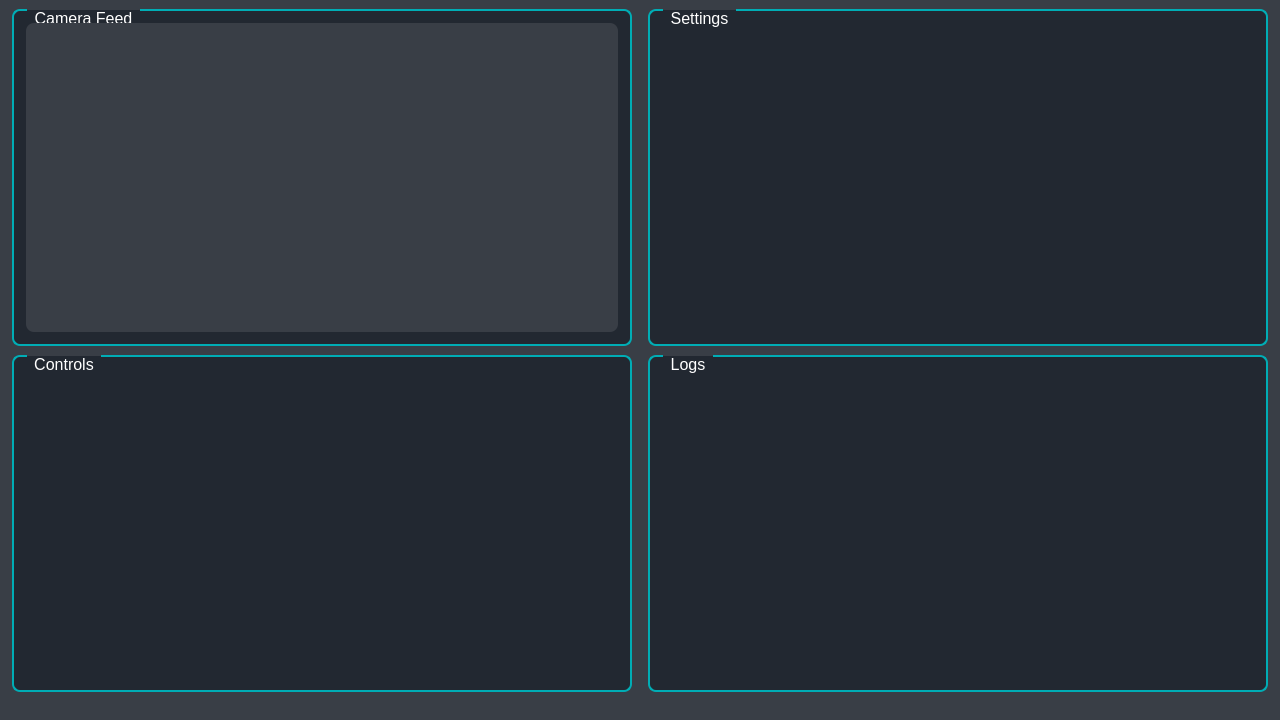
This is ui/form.ui in maciejkaniewski/Drone-control-with-hand-gestures-using-image-processing as Qt 5 draws it before an edit. The edited form follows.
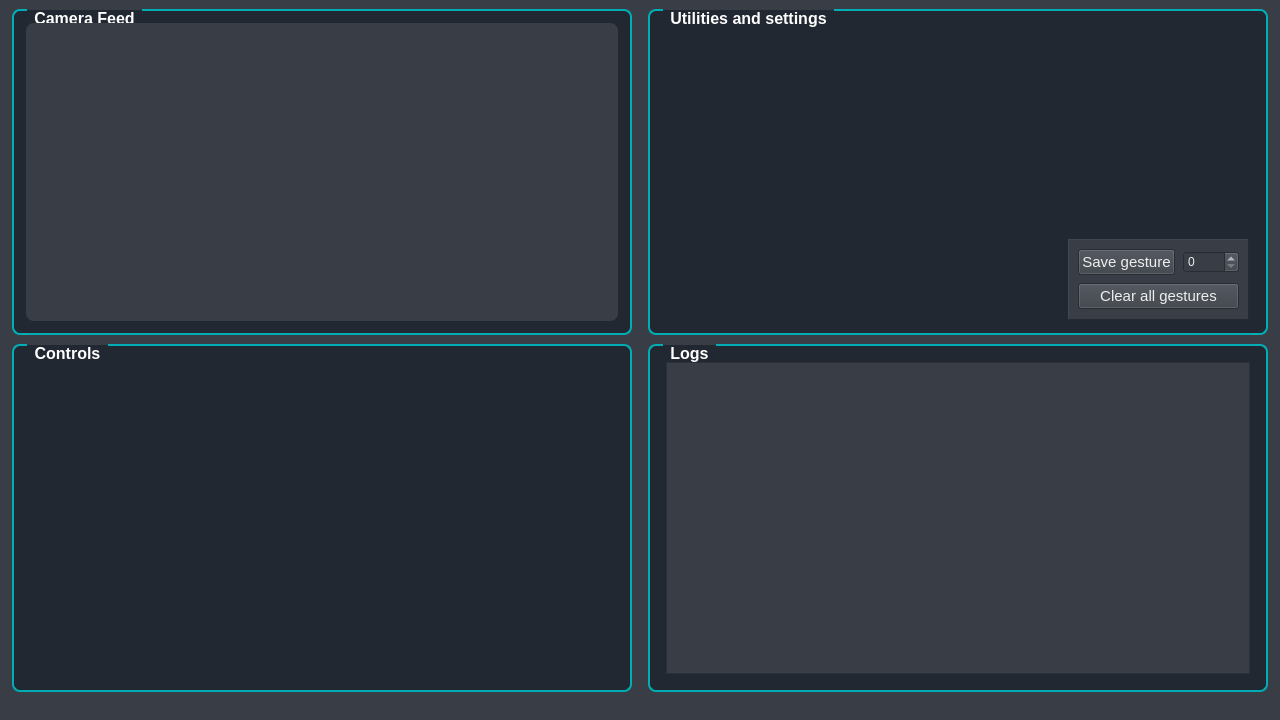
This is the edited form. Icons and pictures are not drawn.

Commit message: Implement the functionality of the buttons

Patch:
```diff
--- a/ui/form.ui
+++ b/ui/form.ui
@@ -58,6 +58,215 @@
     <property name="verticalSpacing">
      <number>9</number>
     </property>
+    <item row="1" column="1">
+     <widget class="QGroupBox" name="QGroupBox_1">
+      <property name="minimumSize">
+       <size>
+        <width>620</width>
+        <height>326</height>
+       </size>
+      </property>
+      <property name="font">
+       <font>
+        <pointsize>-1</pointsize>
+        <bold>true</bold>
+       </font>
+      </property>
+      <property name="styleSheet">
+       <string notr="true">QGroupBox#QGroupBox_1 {
+    background-color:  #222831;
+    border: 2px solid gray;
+	 border-color: #00ADB5;
+    border-radius: 8px;
+    margin-top: 1ex; /* leave space at the top for the title */
+	 font-size: 16px;
+}
+
+QGroupBox::title#QGroupBox_1 {
+    color:  white;
+    subcontrol-origin: margin;
+	left: 15px;
+    padding: 0px 5px 0px 5px;
+}</string>
+      </property>
+      <property name="title">
+       <string>Logs</string>
+      </property>
+      <layout class="QGridLayout" name="gridLayout_2">
+       <property name="leftMargin">
+        <number>16</number>
+       </property>
+       <property name="topMargin">
+        <number>16</number>
+       </property>
+       <property name="rightMargin">
+        <number>16</number>
+       </property>
+       <property name="bottomMargin">
+        <number>16</number>
+       </property>
+       <item row="0" column="0">
+        <widget class="QTextBrowser" name="QTextBrowser_Logs">
+         <property name="styleSheet">
+          <string notr="true">QTextBrowser#QTextBrowser_Logs {
+	color:#EEEEEE;
+}</string>
+         </property>
+        </widget>
+       </item>
+      </layout>
+     </widget>
+    </item>
+    <item row="0" column="1">
+     <widget class="QGroupBox" name="QGroupBox_2">
+      <property name="minimumSize">
+       <size>
+        <width>620</width>
+        <height>326</height>
+       </size>
+      </property>
+      <property name="font">
+       <font>
+        <pointsize>-1</pointsize>
+        <bold>true</bold>
+       </font>
+      </property>
+      <property name="styleSheet">
+       <string notr="true">QGroupBox#QGroupBox_2 {
+    background-color:  #222831;
+    border: 2px solid gray;
+	 border-color: #00ADB5;
+    border-radius: 8px;
+    margin-top: 1ex; /* leave space at the top for the title */
+	font-size: 16px;
+}
+
+QGroupBox::title#QGroupBox_2 {
+    color:  white;
+    subcontrol-origin: margin;
+	left: 15px;
+    padding: 0px 5px 0px 5px;
+}</string>
+      </property>
+      <property name="title">
+       <string>Utilities and settings</string>
+      </property>
+      <widget class="QFrame" name="frame">
+       <property name="geometry">
+        <rect>
+         <x>420</x>
+         <y>230</y>
+         <width>181</width>
+         <height>81</height>
+        </rect>
+       </property>
+       <property name="frameShape">
+        <enum>QFrame::Panel</enum>
+       </property>
+       <property name="frameShadow">
+        <enum>QFrame::Raised</enum>
+       </property>
+       <layout class="QGridLayout" name="gridLayout_3">
+        <item row="0" column="0">
+         <layout class="QVBoxLayout" name="verticalLayout">
+          <property name="spacing">
+           <number>8</number>
+          </property>
+          <property name="leftMargin">
+           <number>0</number>
+          </property>
+          <item>
+           <layout class="QHBoxLayout" name="horizontalLayout">
+            <item>
+             <widget class="QPushButton" name="QPushButton_Save_Gesture">
+              <property name="font">
+               <font>
+                <pointsize>11</pointsize>
+               </font>
+              </property>
+              <property name="styleSheet">
+               <string notr="true">QPushButton#QPushButton_Save_Gesture {
+	color:#EEEEEE;
+}</string>
+              </property>
+              <property name="text">
+               <string>Save gesture</string>
+              </property>
+             </widget>
+            </item>
+            <item>
+             <widget class="QSpinBox" name="QSpinBox_Gesture_Label">
+              <property name="styleSheet">
+               <string notr="true">QSpinBox#QSpinBox_Gesture_Label {
+	color:#EEEEEE;
+}</string>
+              </property>
+              <property name="maximum">
+               <number>9</number>
+              </property>
+             </widget>
+            </item>
+           </layout>
+          </item>
+          <item>
+           <widget class="QPushButton" name="QPushButton_Clear_All_Gestures">
+            <property name="font">
+             <font>
+              <pointsize>11</pointsize>
+             </font>
+            </property>
+            <property name="styleSheet">
+             <string notr="true">QPushButton#QPushButton_Clear_All_Gestures{
+	color:#EEEEEE;
+}</string>
+            </property>
+            <property name="text">
+             <string>Clear all gestures</string>
+            </property>
+           </widget>
+          </item>
+         </layout>
+        </item>
+       </layout>
+      </widget>
+     </widget>
+    </item>
+    <item row="1" column="0">
+     <widget class="QGroupBox" name="QGroupBox_3">
+      <property name="minimumSize">
+       <size>
+        <width>620</width>
+        <height>326</height>
+       </size>
+      </property>
+      <property name="font">
+       <font>
+        <pointsize>-1</pointsize>
+        <bold>true</bold>
+       </font>
+      </property>
+      <property name="styleSheet">
+       <string notr="true">QGroupBox#QGroupBox_3 {
+    background-color:  #222831;
+    border: 2px solid gray;
+	 border-color: #00ADB5;
+    border-radius: 8px;
+    margin-top: 1ex; /* leave space at the top for the title */
+	font-size: 16px;
+}
+
+QGroupBox::title#QGroupBox_3 {
+    color:  white;
+    subcontrol-origin: margin;
+	left: 15px;
+    padding: 0px 5px 0px 5px;
+}</string>
+      </property>
+      <property name="title">
+       <string>Controls</string>
+      </property>
+     </widget>
+    </item>
     <item row="0" column="0">
      <widget class="QGroupBox" name="QGroupBox_Camera_Feed">
       <property name="sizePolicy">
@@ -66,12 +275,24 @@
         <verstretch>0</verstretch>
        </sizepolicy>
       </property>
+      <property name="minimumSize">
+       <size>
+        <width>620</width>
+        <height>326</height>
+       </size>
+      </property>
       <property name="maximumSize">
        <size>
         <width>620</width>
         <height>16777215</height>
        </size>
       </property>
+      <property name="font">
+       <font>
+        <pointsize>-1</pointsize>
+        <bold>true</bold>
+       </font>
+      </property>
       <property name="styleSheet">
        <string notr="true">QGroupBox#QGroupBox_Camera_Feed {
     background-color:  #222831;
@@ -120,78 +341,6 @@
       </layout>
      </widget>
     </item>
-    <item row="0" column="1">
-     <widget class="QGroupBox" name="QGroupBox_2">
-      <property name="styleSheet">
-       <string notr="true">QGroupBox#QGroupBox_2 {
-    background-color:  #222831;
-    border: 2px solid gray;
-	 border-color: #00ADB5;
-    border-radius: 8px;
-    margin-top: 1ex; /* leave space at the top for the title */
-	font-size: 16px;
-}
-
-QGroupBox::title#QGroupBox_2 {
-    color:  white;
-    subcontrol-origin: margin;
-	left: 15px;
-    padding: 0px 5px 0px 5px;
-}</string>
-      </property>
-      <property name="title">
-       <string>Settings</string>
-      </property>
-     </widget>
-    </item>
-    <item row="1" column="0">
-     <widget class="QGroupBox" name="QGroupBox_3">
-      <property name="styleSheet">
-       <string notr="true">QGroupBox#QGroupBox_3 {
-    background-color:  #222831;
-    border: 2px solid gray;
-	 border-color: #00ADB5;
-    border-radius: 8px;
-    margin-top: 1ex; /* leave space at the top for the title */
-	font-size: 16px;
-}
-
-QGroupBox::title#QGroupBox_3 {
-    color:  white;
-    subcontrol-origin: margin;
-	left: 15px;
-    padding: 0px 5px 0px 5px;
-}</string>
-      </property>
-      <property name="title">
-       <string>Controls</string>
-      </property>
-     </widget>
-    </item>
-    <item row="1" column="1">
-     <widget class="QGroupBox" name="QGroupBox_1">
-      <property name="styleSheet">
-       <string notr="true">QGroupBox#QGroupBox_1 {
-    background-color:  #222831;
-    border: 2px solid gray;
-	 border-color: #00ADB5;
-    border-radius: 8px;
-    margin-top: 1ex; /* leave space at the top for the title */
-	font-size: 16px;
-}
-
-QGroupBox::title#QGroupBox_1 {
-    color:  white;
-    subcontrol-origin: margin;
-	left: 15px;
-    padding: 0px 5px 0px 5px;
-}</string>
-      </property>
-      <property name="title">
-       <string>Logs</string>
-      </property>
-     </widget>
-    </item>
    </layout>
   </widget>
   <widget class="QMenuBar" name="menubar">
```
The commit also changes 3 other files.
